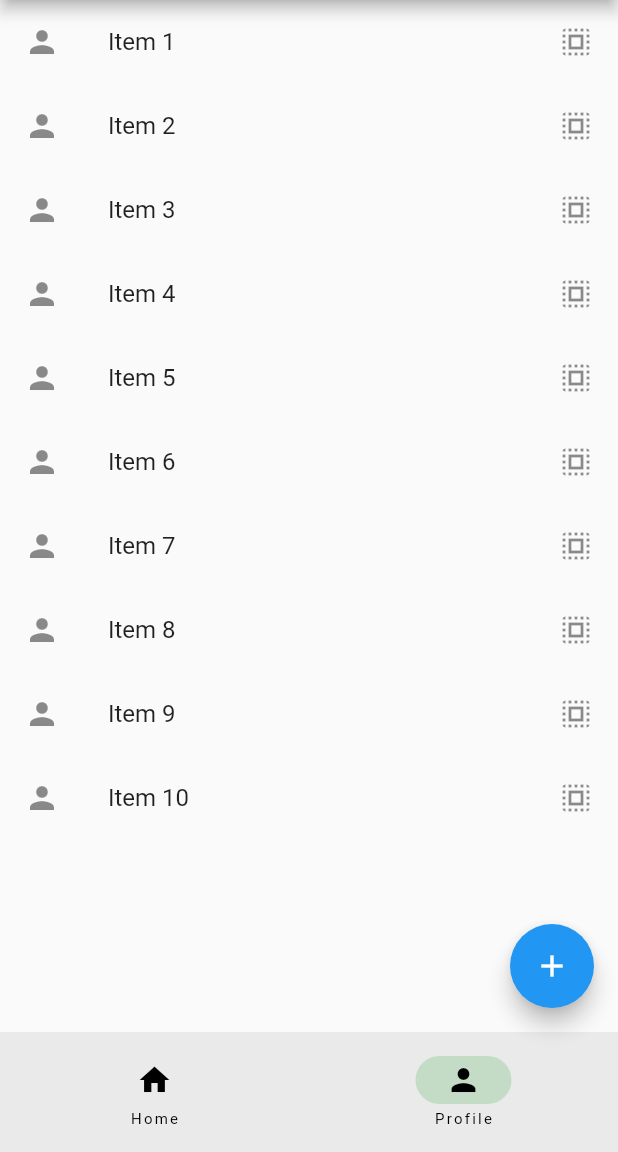
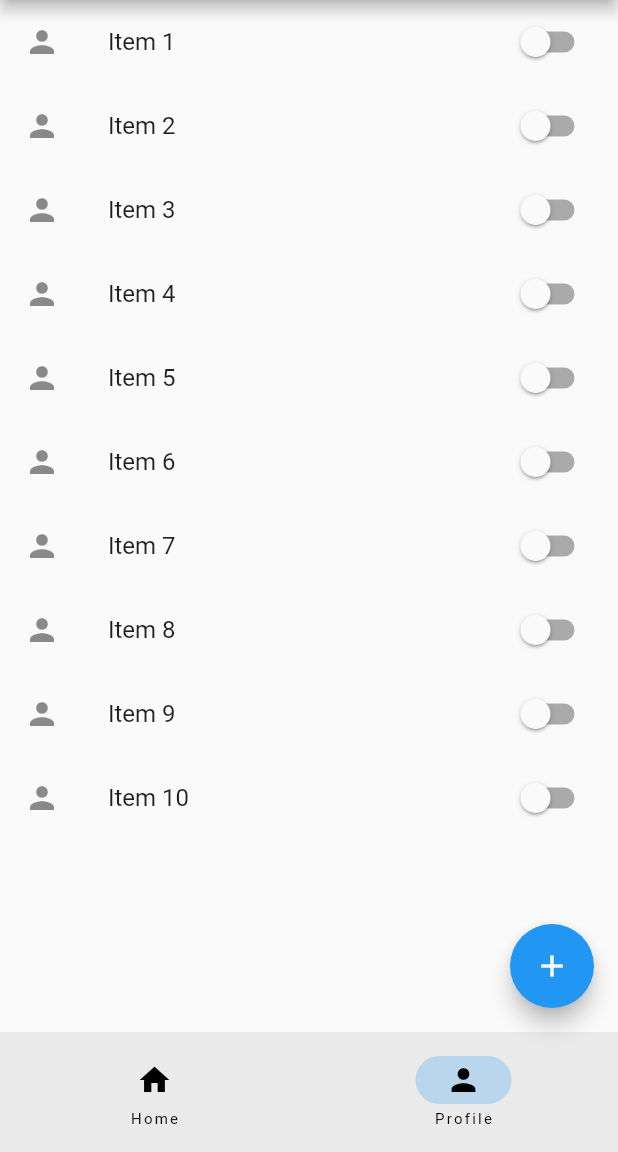
Before and after one commit to Derrick-Mulati/Chama-App, a Flutter app: the screen it shows after launch, item 2 of the bottom bar chosen, on a phone screen of 412 x 824 dp, the part 84-1236 px from its top. Run offline on Flutter 3.47's test engine with Material 2 defaults, Android fonts, the phone set to English and light mode, and no system bars.

```diff
--- a/lib/home_page.dart
+++ b/lib/home_page.dart
@@ -7,7 +7,9 @@ class HomePage extends StatelessWidget {
   Widget build(BuildContext context) {
     return const MaterialApp(
       debugShowCheckedModeBanner: false,
-      home: Scaffold(),
+      home: Scaffold(
+
+      ),
     );
 
   }
--- a/lib/main.dart
+++ b/lib/main.dart
@@ -13,7 +13,7 @@ class MyApp extends StatelessWidget {
   Widget build(BuildContext context) {
     return MaterialApp(
       debugShowCheckedModeBanner: false,
-      theme: ThemeData(primarySwatch: Colors.green),
+      theme: ThemeData(primarySwatch: Colors.blue),
       home: const RootPage(),
     );
   }
@@ -39,17 +39,14 @@ class _RootPageState extends State<RootPage> {
     return Scaffold(
       appBar: AppBar(
         title: const Text('Chama App'),
-        backgroundColor: Colors.blue, // Set your desired color here
 
       ),
       body: pages[currentPage],
       floatingActionButton: FloatingActionButton(
         onPressed: () {
           debugPrint('DEPOSIT');
-
         },
         child: const Icon(Icons.add),
-        backgroundColor: Colors.blue, // Set your desired color here
       ),
       bottomNavigationBar: NavigationBar(
         destinations: const [
--- a/lib/members_page.dart
+++ b/lib/members_page.dart
@@ -1,9 +1,12 @@
 import 'package:flutter/material.dart';
 
 const int itemCount = 10;
+bool isSwitch = false;
 
 class MembersPage extends StatelessWidget {
   const MembersPage({super.key});
+
+
 
   @override
   Widget build(BuildContext context) {
@@ -13,12 +16,16 @@ class MembersPage extends StatelessWidget {
         return  ListTile(
           title: Text('Item ${(index+1)}'),
           leading: const Icon(Icons.person),
-          trailing: const Icon(Icons.select_all),
-          onTap: (){
-            debugPrint('Item ${(index+1)} Selected');
-          },
+          trailing: Switch(
+              value: isSwitch,
+              onChanged: (bool newBool) {
+                setState(() {});
+                isSwitch = newBool;
+              }),
         );
       },
     );
   }
+
+  void setState(Null Function() param0) {}
 }
```
Also changed, not shown: 27 other files.
